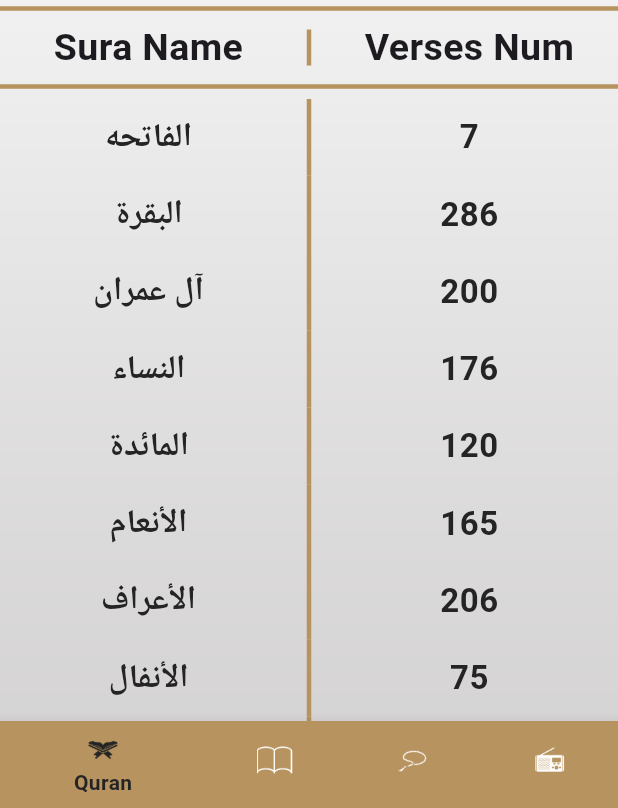
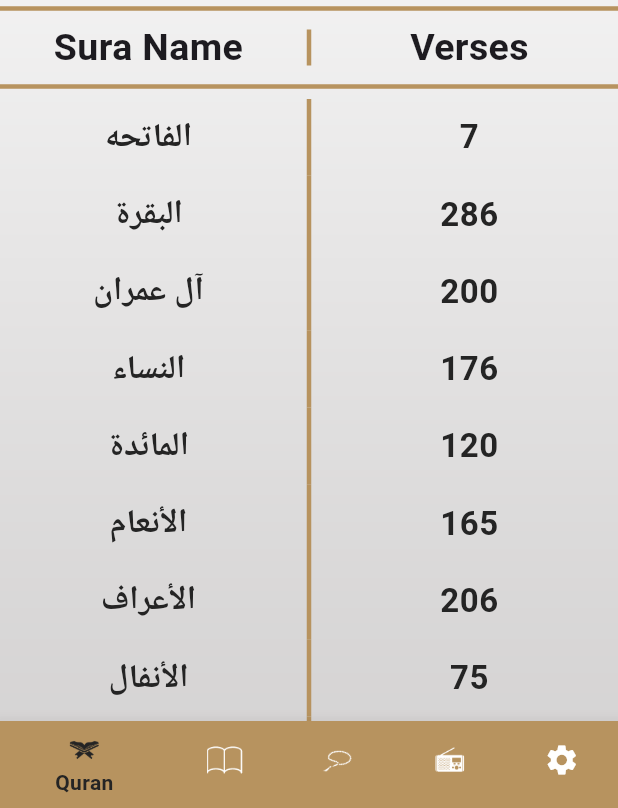
Before and after one commit to nbow2/Islami_app_flutter, a Flutter app: the screen it shows after launch, on a phone screen of 412 x 824 dp, the part 428-1236 px from its top. Run offline on Flutter 3.47's test engine with Material 3 defaults, Android fonts, the phone set to English and light mode, and no system bars; generated files the repository leaves out were written again.

Commit message:
Finished language sheet 'localizations' . added two language  & settings tab  .

```diff
--- /dev/null
+++ b/l10n.yaml
@@ -0,0 +1,3 @@
+arb-dir: lib/l10n
+template-arb-file: app_en.arb
+output-localization-file: app_localizations.dart
--- a/lib/home/book/book_Details_screen.dart
+++ b/lib/home/book/book_Details_screen.dart
@@ -2,6 +2,7 @@ import 'package:flutter/material.dart';
 import 'package:islami_app/My_theme/app_colors.dart';
 import 'package:islami_app/home/book/book_tap.dart';
 import 'package:islami_app/widgets/item_book_detials.dart';
+import 'package:flutter_gen/gen_l10n/app_localizations.dart';
 
 class BookDetailsScreen extends StatefulWidget {
   static const String routeName = 'Book_Details';
@@ -27,7 +28,7 @@ class _BookDetailsScreenState extends State<BookDetailsScreen> {
       Scaffold(
         appBar: AppBar(
           title: Text(
-            'Islami',
+            AppLocalizations.of(context)!.islami,
             style: Theme.of(context).textTheme.bodyLarge,
           ),
         ),
--- a/lib/home/book/book_tap.dart
+++ b/lib/home/book/book_tap.dart
@@ -2,6 +2,7 @@ import 'package:flutter/material.dart';
 import 'package:flutter/services.dart';
 import 'package:islami_app/My_theme/app_colors.dart';
 import 'package:islami_app/widgets/book_name.dart';
+import 'package:flutter_gen/gen_l10n/app_localizations.dart';
 
 class BookTap extends StatefulWidget {
   const BookTap({super.key});
@@ -35,7 +36,7 @@ class _BookTapState extends State<BookTap> {
             children: [
               Expanded(
                 child: Text(
-                  'Book Name',
+                  AppLocalizations.of(context)!.hadith_number,
                   style: Theme.of(context).textTheme.bodyMedium,
                   textAlign: TextAlign.center,
                 ),
--- a/lib/home/homescreen.dart
+++ b/lib/home/homescreen.dart
@@ -1,9 +1,11 @@
 import 'package:flutter/material.dart';
+import 'package:flutter_gen/gen_l10n/app_localizations.dart';
 import 'package:islami_app/My_theme/app_colors.dart';
 import 'package:islami_app/home/book/book_tap.dart';
 import 'package:islami_app/home/quran/quran_tap.dart';
 import 'package:islami_app/home/radio/radio_top.dart';
 import 'package:islami_app/home/sebha/sebha_tap.dart';
+import 'package:islami_app/home/settings/settings_tap.dart';
 
 class HomeScreen extends StatefulWidget {
   static const String routeName = 'Home_screen';
@@ -30,7 +32,7 @@ class _HomeScreenState extends State<HomeScreen> {
         Scaffold(
           appBar: AppBar(
             title: Text(
-              'Islami',
+              AppLocalizations.of(context)!.islami,
               style: Theme.of(context).textTheme.bodyLarge,
             ),
           ),
@@ -43,19 +45,22 @@ class _HomeScreenState extends State<HomeScreen> {
                 selectedIndex = index;
                 setState(() {});
               },
-              items: const [
+              items:  [
                 BottomNavigationBarItem(
-                    icon: ImageIcon(AssetImage('assets/images/icon_quran.png')),
-                    label: 'Quran'),
+                    icon: const ImageIcon(AssetImage('assets/images/icon_quran.png')),
+                    label: AppLocalizations.of(context)!.quran),
                 BottomNavigationBarItem(
-                    icon: ImageIcon(AssetImage('assets/images/icon_book.png')),
-                    label: 'Book'),
+                    icon: const ImageIcon(AssetImage('assets/images/icon_book.png')),
+                    label: AppLocalizations.of(context)!.hadiths),
                 BottomNavigationBarItem(
-                    icon: ImageIcon(AssetImage('assets/images/iocn_sebha.png')),
-                    label: 'Sebha'),
+                    icon: const ImageIcon(AssetImage('assets/images/iocn_sebha.png')),
+                    label: AppLocalizations.of(context)!.tasbeh),
                 BottomNavigationBarItem(
-                    icon: ImageIcon(AssetImage('assets/images/iocn_radio.png')),
-                    label: 'Radio'),
+                    icon: const ImageIcon(AssetImage('assets/images/iocn_radio.png')),
+                    label: AppLocalizations.of(context)!.radio),
+                BottomNavigationBarItem(
+                    icon: const Icon(Icons.settings),
+                    label: AppLocalizations.of(context)!.settings),
               ],
             ),
           ),
@@ -65,5 +70,5 @@ class _HomeScreenState extends State<HomeScreen> {
     );
   }
 
-  List<Widget> tabs = [QuranTap(), BookTap(), SebhaTap(), RadioTap()];
+  List<Widget> tabs = [ QuranTap(),  BookTap(),  SebhaTap(),  RadioTap() ,SettingsTap() ];
 }
--- a/lib/home/quran/quran_tap.dart
+++ b/lib/home/quran/quran_tap.dart
@@ -2,8 +2,11 @@ import 'package:flutter/material.dart';
 import 'package:islami_app/My_theme/app_colors.dart';
 import 'package:islami_app/widgets/sura_name.dart';
 import 'package:islami_app/widgets/verse_number.dart';
+import 'package:flutter_gen/gen_l10n/app_localizations.dart';
 
 class QuranTap extends StatelessWidget {
+
+
   @override
   Widget build(BuildContext context) {
     return Container(
@@ -20,7 +23,7 @@ class QuranTap extends StatelessWidget {
             children: [
               Expanded(
                 child: Text(
-                  'Sura Name',
+                  AppLocalizations.of(context)!.sura_names,
                   style: Theme.of(context).textTheme.bodyMedium,
                   textAlign: TextAlign.center,
                 ),
@@ -34,7 +37,7 @@ class QuranTap extends StatelessWidget {
               ),
               Expanded(
                 child: Text(
-                  'Verses Num',
+                  AppLocalizations.of(context)!.verses,
                   style: Theme.of(context).textTheme.bodyMedium,
                   textAlign: TextAlign.center,
                 ),
--- a/lib/home/quran/sura_Details_screen.dart
+++ b/lib/home/quran/sura_Details_screen.dart
@@ -2,6 +2,7 @@ import 'package:flutter/material.dart';
 import 'package:flutter/services.dart';
 import 'package:islami_app/My_theme/app_colors.dart';
 import 'package:islami_app/widgets/item_sura_detials.dart';
+import 'package:flutter_gen/gen_l10n/app_localizations.dart';
 
 class SuraDetailsScreen extends StatefulWidget {
   static const String routeName = 'Sura_Details';
@@ -29,7 +30,7 @@ class _SuraDetailsScreenState extends State<SuraDetailsScreen> {
       Scaffold(
         appBar: AppBar(
           title: Text(
-            'Islami',
+            AppLocalizations.of(context)!.islami,
             style: Theme.of(context).textTheme.bodyLarge,
           ),
         ),
--- a/lib/home/radio/radio_top.dart
+++ b/lib/home/radio/radio_top.dart
@@ -1,5 +1,6 @@
 import 'package:flutter/material.dart';
 import 'package:islami_app/My_theme/app_colors.dart';
+import 'package:flutter_gen/gen_l10n/app_localizations.dart';
 
 class RadioTap extends StatelessWidget {
   const RadioTap({super.key});
@@ -20,7 +21,7 @@ class RadioTap extends StatelessWidget {
               // Update the path to your radio image
               const SizedBox(height: 20),
               Text(
-                'إذاعة القرآن الكريم',
+                AppLocalizations.of(context)!.quran_radio,
                 style: Theme.of(context).textTheme.bodySmall,
               ),
               const SizedBox(height: 20),
--- a/lib/home/sebha/sebha_tap.dart
+++ b/lib/home/sebha/sebha_tap.dart
@@ -1,5 +1,6 @@
 import 'package:flutter/material.dart';
 import 'package:islami_app/My_theme/app_colors.dart';
+import 'package:flutter_gen/gen_l10n/app_localizations.dart';
 
 class SebhaTap extends StatefulWidget {
   const SebhaTap({super.key});
@@ -52,7 +53,7 @@ class _SebhaTapState extends State<SebhaTap>
       body: SingleChildScrollView(
         child: Column(
           children: [
-            Container(
+            SizedBox(
               height: MediaQuery.of(context).size.height * 0.49,
               child: Stack(
                 alignment: Alignment.center,
@@ -79,7 +80,7 @@ class _SebhaTapState extends State<SebhaTap>
                   mainAxisSize: MainAxisSize.min,
                   children: [
                     Text(
-                      'عدد التسبيحات',
+                      AppLocalizations.of(context)!.number_of_praises,
                       style: Theme.of(context).textTheme.bodyMedium,
                     ),
                     const SizedBox(height: 10),
--- a/lib/main.dart
+++ b/lib/main.dart
@@ -1,13 +1,19 @@
-
+import 'package:flutter_gen/gen_l10n/app_localizations.dart';
 import 'package:flutter/material.dart';
 import 'package:islami_app/My_theme/my_theme_data.dart';
 import 'package:islami_app/home/book/book_Details_screen.dart';
 import 'package:islami_app/home/quran/sura_Details_screen.dart';
+import 'package:islami_app/provider/config_provider.dart';
+import 'package:provider/provider.dart';
 import 'home/homescreen.dart';
 import 'home/temp.dart';
 
 void main() {
-  runApp(const MyApp());
+  runApp(
+      ChangeNotifierProvider(
+          create: (context)=> ConfigProvider() ,
+          child: MyApp())
+  );
 }
 
 class MyApp extends StatelessWidget {
@@ -16,10 +22,14 @@ class MyApp extends StatelessWidget {
   // This widget is the root of your application.
   @override
   Widget build(BuildContext context) {
+    var provider = Provider.of<ConfigProvider>(context);
     return MaterialApp(
       debugShowCheckedModeBanner: false,
       title: 'Islami App',
       theme: MyThemeData.lightMode,
+      locale: Locale(provider.appLanguage),
+      localizationsDelegates: AppLocalizations.localizationsDelegates,
+      supportedLocales: AppLocalizations.supportedLocales,
       // Define the initial route of your application
       initialRoute: HomeScreen.routeName,
       // Define named routes
--- /dev/null
+++ b/lib/provider/config_provider.dart
@@ -0,0 +1,17 @@
+import 'package:flutter/material.dart';
+class ConfigProvider extends ChangeNotifier{
+  /// data languages
+  String appLanguage = 'en';
+
+  void ChangeLanguage(String newLang){
+
+    if(appLanguage == newLang){
+      return ;
+    } else {
+      appLanguage = newLang ;
+      notifyListeners();
+    }
+
+  }
+
+}
```
Also changed, not shown: lib/home/settings/language_sheet.dart (added, +64 -0 lines), lib/home/settings/settings_tap.dart (added, +64 -0 lines), lib/l10n/app_ar.arb (added, +19 -0 lines), lib/l10n/app_en.arb (added, +19 -0 lines), pubspec.yaml (+8 -0 lines), pubspec.lock, 6 other files.
